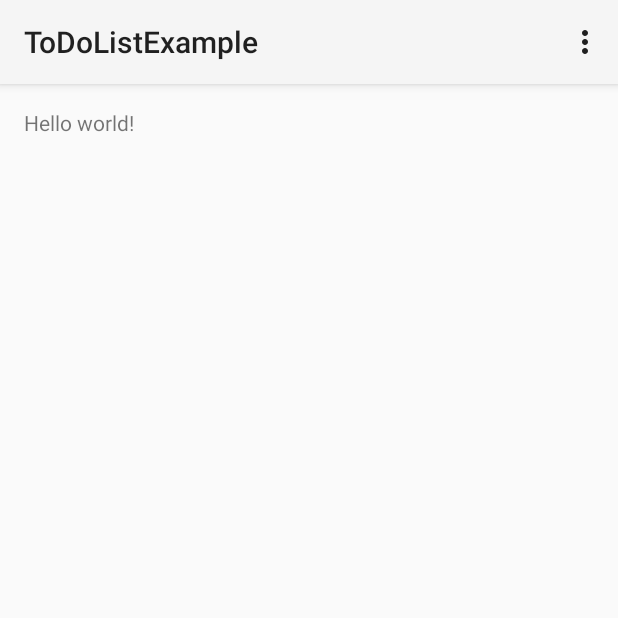
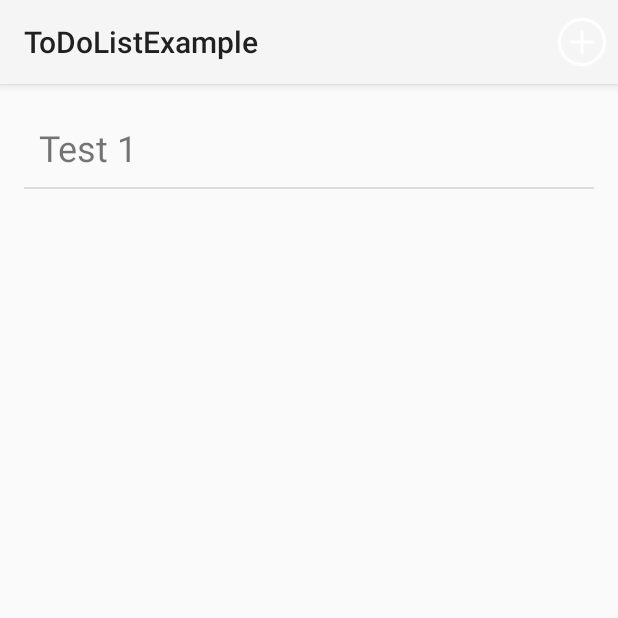
Before and after one commit to tomasro27/ToDoListExample, an Android app: the screen it shows after launch (MainActivity), on a phone screen of 412 x 824 dp, the top half of it. Run offline under Robolectric (Android 15) with nearby library versions, the phone set to English and light mode, and no system bars.

Commit message:
listView with simple arrayAdapter and Add button

```diff
--- a/app/src/main/java/com/rodrigueztomas/todolistexample/MainActivity.java
+++ b/app/src/main/java/com/rodrigueztomas/todolistexample/MainActivity.java
@@ -4,14 +4,33 @@ import android.app.Activity;
 import android.os.Bundle;
 import android.view.Menu;
 import android.view.MenuItem;
+import android.widget.ArrayAdapter;
+import android.widget.ListView;
+
+import java.util.ArrayList;
 
 
 public class MainActivity extends Activity {
+
+    private ListView listView;
+    private ArrayList<String> objects;
+    private ArrayAdapter<String> adapter;
+
 
     @Override
     protected void onCreate(Bundle savedInstanceState) {
         super.onCreate(savedInstanceState);
         setContentView(R.layout.activity_main);
+
+        listView = (ListView) findViewById(R.id.listview);
+
+        objects = new ArrayList<String>();
+        objects.add("Test 1");
+
+        adapter = new ArrayAdapter<String>(this, R.layout.simple_list_item, objects);
+
+        listView.setAdapter(adapter);
+
     }
 
 
@@ -28,7 +47,10 @@ public class MainActivity extends Activity {
         // automatically handle clicks on the Home/Up button, so long
         // as you specify a parent activity in AndroidManifest.xml.
         int id = item.getItemId();
-        if (id == R.id.action_settings) {
+        if (id == R.id.add_item) {
+            //TODO: add item to listview
+            objects.add("Item " + (objects.size() + 1));
+            adapter.notifyDataSetChanged();
             return true;
         }
         return super.onOptionsItemSelected(item);
--- a/app/src/main/res/layout/activity_main.xml
+++ b/app/src/main/res/layout/activity_main.xml
@@ -8,9 +8,11 @@
     android:paddingBottom="@dimen/activity_vertical_margin"
     tools:context=".MainActivity">
 
-    <TextView
-        android:text="@string/hello_world"
-        android:layout_width="wrap_content"
-        android:layout_height="wrap_content" />
+    <ListView
+        android:id="@+id/listview"
+        android:layout_width="match_parent"
+        android:layout_height="match_parent"/>
+
+
 
 </RelativeLayout>
--- /dev/null
+++ b/app/src/main/res/layout/simple_list_item.xml
@@ -0,0 +1,9 @@
+<?xml version="1.0" encoding="utf-8"?>
+
+<TextView xmlns:android="http://schemas.android.com/apk/res/android"
+    android:id="@+id/simple_title"
+    android:layout_width="match_parent"
+    android:layout_height="match_parent"
+    android:text="Item 1"
+    android:textSize="24sp"
+    android:padding="10dp"/>
--- a/app/src/main/res/menu/main.xml
+++ b/app/src/main/res/menu/main.xml
@@ -1,8 +1,8 @@
 <menu xmlns:android="http://schemas.android.com/apk/res/android"
     xmlns:tools="http://schemas.android.com/tools"
     tools:context=".MainActivity" >
-    <item android:id="@+id/action_settings"
-        android:title="@string/action_settings"
-        android:orderInCategory="100"
-        android:showAsAction="never" />
+    <item android:id="@+id/add_item"
+        android:icon="@drawable/plus"
+        android:title="New Add"
+        android:showAsAction="ifRoom"/>
 </menu>
```
Also changed, not shown: app/src/main/res/drawable/check.png (added), app/src/main/res/drawable/close.png (added), app/src/main/res/drawable/plus.png (added).
